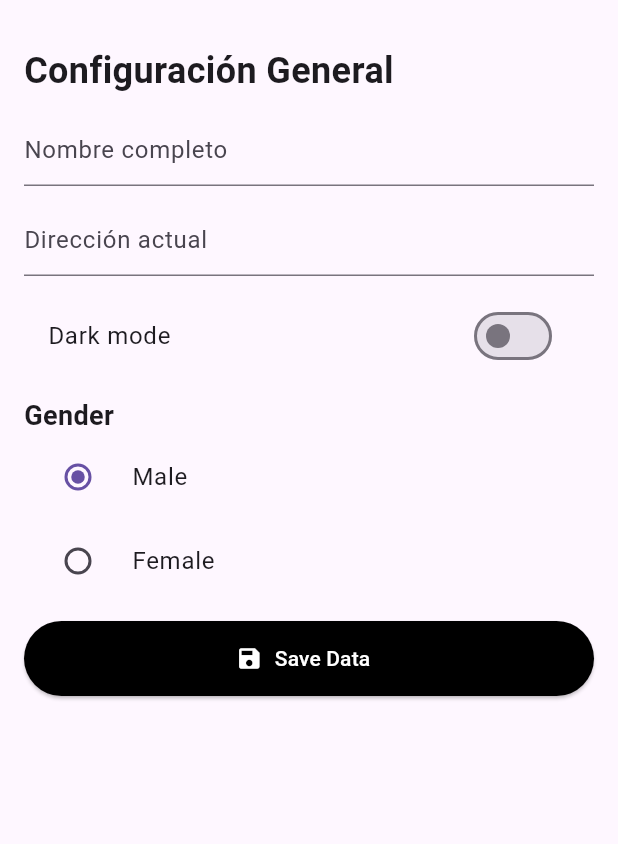
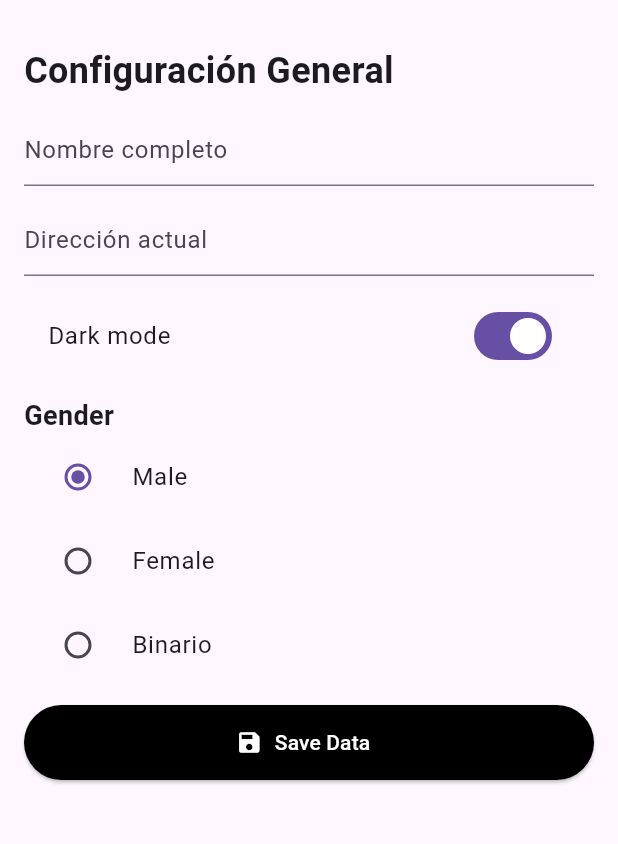
Before and after one commit to duducito15/app08_shared_20242, a Flutter app: the screen it shows after launch, after a tap on "Dark mode", on a phone screen of 412 x 824 dp, the part 63-907 px from its top. Run offline on Flutter 3.47's test engine with Material 3 defaults, Android fonts, the phone set to English and light mode, and no system bars; network calls fail.

Commit message:
Diseño completo

```diff
--- a/lib/pages/home_page.dart
+++ b/lib/pages/home_page.dart
@@ -1,6 +1,14 @@
+import 'package:app08_shared_20242/widgets/my_drawer_widget.dart';
 import 'package:flutter/material.dart';
 
-class HomePage extends StatelessWidget {
+class HomePage extends StatefulWidget {
+  HomePage({super.key});
+
+  @override
+  State<HomePage> createState() => _HomePageState();
+}
+
+class _HomePageState extends State<HomePage> {
   bool isDarkMode = false;
   int gender = 1;
 
@@ -11,73 +19,7 @@ class HomePage extends StatelessWidget {
         title: Text("SharedPreferences App"),
         centerTitle: true,
       ),
-      drawer: Drawer(
-        child: Column(
-          children: [
-            DrawerHeader(
-              decoration: BoxDecoration(
-                image: DecorationImage(
-                  fit: BoxFit.cover,
-                  image: NetworkImage(
-                      "https://images.pexels.com/photos/1025469/pexels-photo-1025469.jpeg?auto=compress&cs=tinysrgb&w=1260&h=750&dpr=1"),
-                ),
-              ),
-              child: SizedBox(
-                width: double.infinity,
-                child: Column(
-                  mainAxisAlignment: MainAxisAlignment.end,
-                  crossAxisAlignment: CrossAxisAlignment.start,
-                  children: [
-                    CircleAvatar(
-                      radius: 30.0,
-                      backgroundColor: Colors.amber,
-                      backgroundImage: NetworkImage(
-                          "https://images.pexels.com/photos/1212984/pexels-photo-1212984.jpeg?auto=compress&cs=tinysrgb&w=1260&h=750&dpr=1"),
-                    ),
-                    Text(
-                      "Juan Perez Speed",
-                      style: TextStyle(
-                        color: Colors.white,
-                        fontSize: 16.0,
-                        fontWeight: FontWeight.bold,
-                      ),
-                    ),
-                    Text(
-                      "Administrador",
-                      style: TextStyle(
-                        color: Colors.white,
-                        fontSize: 14.0,
-                        fontWeight: FontWeight.w400,
-                      ),
-                    ),
-                  ],
-                ),
-              ),
-            ),
-            ListTile(
-              leading: Icon(Icons.person),
-              title: Text("My profile"),
-              onTap: () {},
-            ),
-            ListTile(
-              leading: Icon(Icons.file_copy),
-              title: Text("Portafolio"),
-            ),
-            ListTile(
-              leading: Icon(Icons.lock),
-              title: Text("Change Password"),
-            ),
-            Divider(
-              indent: 12,
-              endIndent: 12,
-            ),
-            ListTile(
-              leading: Icon(Icons.exit_to_app),
-              title: Text("Logout"),
-            ),
-          ],
-        ),
-      ),
+      drawer: MyDrawerWidget(),
       body: Padding(
         padding: const EdgeInsets.all(16.0),
         child: Column(
@@ -112,7 +54,10 @@ class HomePage extends StatelessWidget {
             // Switch(value: true, onChanged: (bool value){}),
             SwitchListTile(
               value: isDarkMode,
-              onChanged: (value) {},
+              onChanged: (bool value) {
+                isDarkMode = value;
+                setState(() {});
+              },
               title: Text("Dark mode"),
             ),
             const SizedBox(
@@ -129,14 +74,29 @@ class HomePage extends StatelessWidget {
             RadioListTile(
               value: 1,
               groupValue: gender,
-              onChanged: (value) {},
+              onChanged: (int? value) {
+                gender = value!;
+                setState(() {});
+              },
               title: Text("Male"),
             ),
             RadioListTile(
               value: 2,
               groupValue: gender,
-              onChanged: (value) {},
+              onChanged: (int? value) {
+                gender = value!;
+                setState(() {});
+              },
               title: Text("Female"),
+            ),
+            RadioListTile(
+              value: 3,
+              groupValue: gender,
+              onChanged: (int? value) {
+                gender = value!;
+                setState(() {});
+              },
+              title: Text("Binario"),
             ),
             const SizedBox(
               height: 12.0,
--- /dev/null
+++ b/lib/widgets/my_drawer_widget.dart
@@ -0,0 +1,76 @@
+import 'package:flutter/material.dart';
+
+class MyDrawerWidget extends StatelessWidget {
+  const MyDrawerWidget({super.key});
+
+  @override
+  Widget build(BuildContext context) {
+    return Drawer(
+      child: Column(
+        children: [
+          DrawerHeader(
+            decoration: BoxDecoration(
+              image: DecorationImage(
+                fit: BoxFit.cover,
+                image: NetworkImage(
+                    "https://images.pexels.com/photos/1025469/pexels-photo-1025469.jpeg?auto=compress&cs=tinysrgb&w=1260&h=750&dpr=1"),
+              ),
+            ),
+            child: SizedBox(
+              width: double.infinity,
+              child: Column(
+                mainAxisAlignment: MainAxisAlignment.end,
+                crossAxisAlignment: CrossAxisAlignment.start,
+                children: [
+                  CircleAvatar(
+                    radius: 30.0,
+                    backgroundColor: Colors.amber,
+                    backgroundImage: NetworkImage(
+                        "https://images.pexels.com/photos/1212984/pexels-photo-1212984.jpeg?auto=compress&cs=tinysrgb&w=1260&h=750&dpr=1"),
+                  ),
+                  Text(
+                    "Juan Perez Speed",
+                    style: TextStyle(
+                      color: Colors.white,
+                      fontSize: 16.0,
+                      fontWeight: FontWeight.bold,
+                    ),
+                  ),
+                  Text(
+                    "Administrador",
+                    style: TextStyle(
+                      color: Colors.white,
+                      fontSize: 14.0,
+                      fontWeight: FontWeight.w400,
+                    ),
+                  ),
+                ],
+              ),
+            ),
+          ),
+          ListTile(
+            leading: Icon(Icons.person),
+            title: Text("My profile"),
+            onTap: () {},
+          ),
+          ListTile(
+            leading: Icon(Icons.file_copy),
+            title: Text("Portafolio"),
+          ),
+          ListTile(
+            leading: Icon(Icons.lock),
+            title: Text("Change Password"),
+          ),
+          Divider(
+            indent: 12,
+            endIndent: 12,
+          ),
+          ListTile(
+            leading: Icon(Icons.exit_to_app),
+            title: Text("Logout"),
+          ),
+        ],
+      ),
+    );
+  }
+}
```
